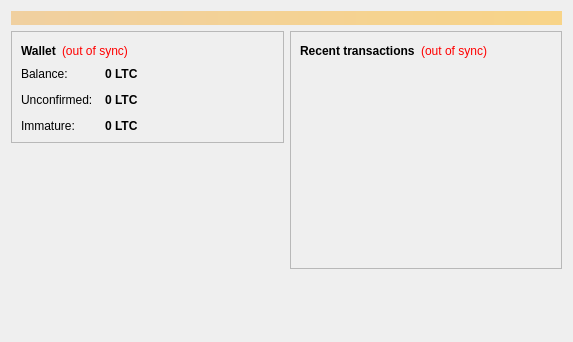
Qt form src/qt/forms/overviewpage.ui (MystPhysX/HNC) before a commit.
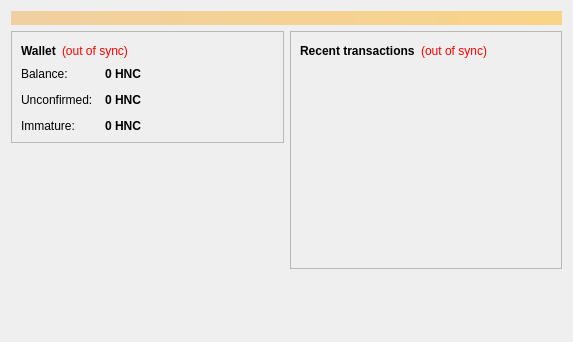
The same form after that commit. Icons and pictures are not drawn.

The edit to the form file:
```diff
--- a/src/qt/forms/overviewpage.ui
+++ b/src/qt/forms/overviewpage.ui
@@ -122,7 +122,7 @@
                <string>Your current balance</string>
               </property>
               <property name="text">
-               <string notr="true">0 LTC</string>
+               <string notr="true">0 HNC</string>
               </property>
               <property name="textInteractionFlags">
                <set>Qt::LinksAccessibleByMouse|Qt::TextSelectableByKeyboard|Qt::TextSelectableByMouse</set>
@@ -151,7 +151,7 @@
                <string>Total of transactions that have yet to be confirmed, and do not yet count toward the current balance</string>
               </property>
               <property name="text">
-               <string notr="true">0 LTC</string>
+               <string notr="true">0 HNC</string>
               </property>
               <property name="textInteractionFlags">
                <set>Qt::LinksAccessibleByMouse|Qt::TextSelectableByKeyboard|Qt::TextSelectableByMouse</set>
@@ -177,7 +177,7 @@
                <string>Mined balance that has not yet matured</string>
               </property>
               <property name="text">
-               <string notr="true">0 LTC</string>
+               <string notr="true">0 HNC</string>
               </property>
               <property name="textInteractionFlags">
                <set>Qt::LinksAccessibleByMouse|Qt::TextSelectableByKeyboard|Qt::TextSelectableByMouse</set>
```
Left out of the diff: 6 changed lines with no effect on the pictures.
